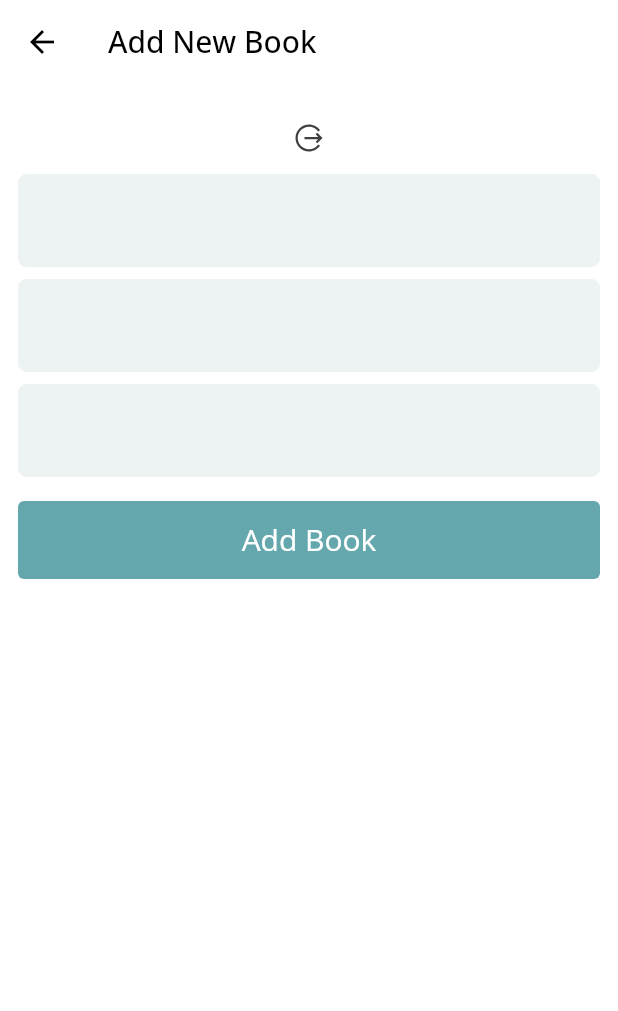
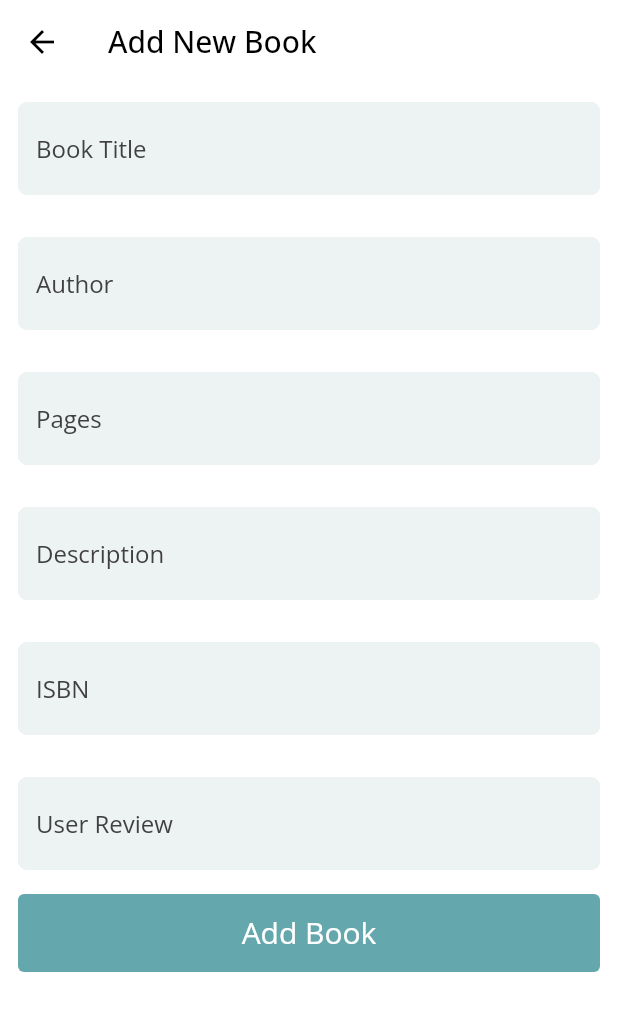
Before and after one commit to arpit-d/book_trakr, a Flutter app: the AddBookView screen opened directly, on a phone screen of 412 x 824 dp. Shown: the top 1011 px of the screen. Run offline on Flutter 3.47's test engine with Material 2 defaults, Android fonts, the phone set to English and light mode, and no system bars; our stand-ins replace bloc, cloud_firestore, equatable, firebase_auth, firebase_core, flutter_bloc and 4 more; missing offline and left inert: flow_builder; accounts and stored records are empty.

Commit message:
syncing changes

```diff
--- a/lib/app_observer.dart
+++ b/lib/app_observer.dart
@@ -9,17 +9,17 @@ class AppBlocObserver extends BlocObserver {
     print('onEvent $event');
   }
 
-  @override
-  void onChange(BlocBase bloc, Change change) {
-    super.onChange(bloc, change);
-    print('onChange $change');
-  }
+  // @override
+  // void onChange(BlocBase bloc, Change change) {
+  //   super.onChange(bloc, change);
+  //   print('onChange $change');
+  // }
 
-  @override
-  void onTransition(Bloc bloc, Transition transition) {
-    super.onTransition(bloc, transition);
-    print('onTransition $transition');
-  }
+  // @override
+  // void onTransition(Bloc bloc, Transition transition) {
+  //   super.onTransition(bloc, transition);
+  //   print('onTransition $transition');
+  // }
 
   @override
   void onError(BlocBase bloc, Object error, StackTrace stackTrace) {
--- a/lib/features/edit_book/bloc/edit_book_bloc.dart
+++ b/lib/features/edit_book/bloc/edit_book_bloc.dart
@@ -1,6 +1,7 @@
 import 'package:book_tracker/features/edit_book/model/book_model.dart';
 import 'package:book_tracker/features/edit_book/repository/book_repository.dart';
 import 'package:equatable/equatable.dart';
+import 'package:flutter/cupertino.dart';
 import 'package:flutter_bloc/flutter_bloc.dart';
 
 part 'edit_book_event.dart';
@@ -31,34 +32,38 @@ class EditBookBloc extends Bloc<EditBookEvent, EditBookState> {
 
   void _onPagesChanged(
       EditBookPagesChanged event, Emitter<EditBookState> emit) {
-    emit(state.copyWith(authors: event.pages));
+    final pages = int.tryParse(event.pages) ?? 0;
+    emit(state.copyWith(pages: pages));
   }
 
   void _onBookDescriptionChanged(
       EditBookDescriptionChanged event, Emitter<EditBookState> emit) {
-    emit(state.copyWith(authors: event.description));
+    emit(state.copyWith(description: event.description));
   }
 
   void _onBookIsbnChanged(
       EditBookIsbnChanged event, Emitter<EditBookState> emit) {
-    emit(state.copyWith(authors: event.isbn));
+    emit(state.copyWith(isbn: event.isbn));
   }
 
   void _onBookUserReviewChanged(
       EditBookUserReviewChanged event, Emitter<EditBookState> emit) {
-    emit(state.copyWith(authors: event.userReview));
+    emit(state.copyWith(userReview: event.userReview));
   }
 
   void _onBookSubmitted(EditBookSubmit event, Emitter<EditBookState> emit) {
+    final book = BookModel(
+      title: state.title,
+      authors: state.authors,
+      pages: state.pages,
+      description: state.description,
+      isbn: state.isbn,
+      userReview: state.userReview,
+    );
+    debugPrint(book.toString());
+
     try {
-      final book = BookModel(
-          title: state.title,
-          authors: state.authors,
-          pages: state.pages,
-          description: state.description,
-          isbn: state.isbn,
-          userReview: state.userReview);
       _bookRepository.addBook(book);
-    } catch (e) {}
+    } finally {}
   }
 }
--- a/lib/features/edit_book/bloc/edit_book_state.dart
+++ b/lib/features/edit_book/bloc/edit_book_state.dart
@@ -1,4 +1,14 @@
 part of 'edit_book_bloc.dart';
+
+// enum EditBookFormStatus {
+//   invalid('Please add atleast book title & authors'),
+//   initial(''),
+//   valid('Added Book Succesfully!'),
+//   loading('Adding Book');
+
+//   const EditBookFormStatus(this.message);
+//   final String message;
+// }
 
 class EditBookState extends Equatable {
   final String title;
@@ -7,6 +17,7 @@ class EditBookState extends Equatable {
   final String description;
   final String isbn;
   final String userReview;
+//  final EditBookFormStatus editBookFormStatus;
   const EditBookState({
     required this.title,
     required this.authors,
@@ -14,6 +25,7 @@ class EditBookState extends Equatable {
     this.description = '',
     this.isbn = '',
     this.userReview = '',
+//    this.editBookFormStatus = EditBookFormStatus.initial,
   });
 
   EditBookState copyWith({
@@ -23,6 +35,7 @@ class EditBookState extends Equatable {
     String? description,
     String? isbn,
     String? userReview,
+    //  EditBookFormStatus? editBookFormStatus,
   }) {
     return EditBookState(
       title: title ?? this.title,
@@ -31,28 +44,7 @@ class EditBookState extends Equatable {
       description: description ?? this.description,
       isbn: isbn ?? this.isbn,
       userReview: userReview ?? this.userReview,
-    );
-  }
-
-  Map<String, dynamic> toMap() {
-    return <String, dynamic>{
-      'title': title,
-      'authors': authors,
-      'pages': pages,
-      'description': description,
-      'isbn': isbn,
-      'userReview': userReview,
-    };
-  }
-
-  factory EditBookState.fromMap(Map<String, dynamic> map) {
-    return EditBookState(
-      title: map['title'] as String,
-      authors: map['authors'] as String,
-      pages: map['pages'] as int,
-      description: map['subtitle'] as String,
-      isbn: map['isbn'] as String,
-      userReview: map['userReview'] as String,
+      //     editBookFormStatus: editBookFormStatus ?? this.editBookFormStatus
     );
   }
 
@@ -61,6 +53,14 @@ class EditBookState extends Equatable {
 
   @override
   List<Object> get props {
-    return [title, authors, pages, description, isbn, userReview];
+    return [
+      title,
+      authors,
+      pages,
+      description,
+      isbn,
+      userReview,
+      //     editBookFormStatus
+    ];
   }
 }
--- a/lib/features/edit_book/view/add_book/add_book_form.dart
+++ b/lib/features/edit_book/view/add_book/add_book_form.dart
@@ -1,58 +1,208 @@
 import 'package:flutter/material.dart';
+import 'package:flutter/services.dart';
 import 'package:flutter_bloc/flutter_bloc.dart';
 
 import '../../../../core/utils/utils.dart';
-import '../../../../core/styles/styles.dart';
 import '../../../../core/widgets/widgets.dart';
-import '../../../app/blocs/app_bloc/app_bloc.dart';
 import '../../bloc/edit_book_bloc.dart';
 
 class AddBookForm extends StatelessWidget {
   const AddBookForm({Key? key}) : super(key: key);
-  static final _formKey = GlobalKey<FormState>();
+
+  @override
+  Widget build(BuildContext context) {
+    return BlocListener<EditBookBloc, EditBookState>(
+      listener: (context, state) {},
+      child: SingleChildScrollView(
+        child: Padding(
+          padding: const EdgeInsets.all(12.0),
+          child: Column(
+            children: const [
+              _BookTitleInput(),
+              gapH4,
+              _AuthorInput(),
+              gapH4,
+              _PagesInput(),
+              gapH4,
+              _DescriptionInput(),
+              gapH4,
+              _IsbnInput(),
+              gapH4,
+              _UserReview(),
+              gapH16,
+              _SubmitBookButton(),
+            ],
+          ),
+        ),
+      ),
+    );
+  }
+}
+
+class _SubmitBookButton extends StatelessWidget {
+  const _SubmitBookButton({
+    Key? key,
+  }) : super(key: key);
+
+  @override
+  Widget build(BuildContext context) {
+    return SquareButton(
+      title: 'Add Book',
+      onPressed: () {
+        context.read<EditBookBloc>().add(const EditBookSubmit());
+      },
+      isDisabled: false,
+    );
+  }
+}
+
+class _UserReview extends StatelessWidget {
+  const _UserReview({
+    Key? key,
+  }) : super(key: key);
 
   @override
   Widget build(BuildContext context) {
     return BlocBuilder<EditBookBloc, EditBookState>(
+      buildWhen: (previous, current) =>
+          previous.userReview != current.userReview,
       builder: (context, state) {
-        return Form(
-          key: _formKey,
-          child: Column(
-            children: [
-              IconButton(
-                onPressed: () {
-                  context.read<AppBloc>().add(AppLogoutRequested());
-                },
-                icon: const Icon(
-                  signOutIcon,
-                  color: AppColors.darkGreyColor,
-                ),
-              ),
-              TextFormField(
-                onChanged: (val) => BlocProvider.of<EditBookBloc>(context)
-                    .add(EditBookTitleChanged(val)),
-              ),
-              gapH8,
-              TextFormField(
-                onChanged: (val) => BlocProvider.of<EditBookBloc>(context)
-                    .add(EditBookAuthorsChanged(val)),
-              ),
-              gapH8,
-              TextFormField(),
-              gapH16,
-              SquareButton(
-                title: 'Add Book',
-                onPressed: () {
-                  // context
-                  //     .read<BookOverviewBloc>()
-                  //     .add(const BookOverviewAddDataToDb());
-                },
-                isDisabled: false,
-              ),
-            ],
+        return TextFormField(
+          keyboardType: TextInputType.text,
+          textCapitalization: TextCapitalization.words,
+          decoration: const InputDecoration(
+            labelText: 'User Review',
           ),
+          onChanged: (val) =>
+              context.read<EditBookBloc>().add(EditBookUserReviewChanged(val)),
         );
       },
     );
   }
 }
+
+class _IsbnInput extends StatelessWidget {
+  const _IsbnInput({
+    Key? key,
+  }) : super(key: key);
+
+  @override
+  Widget build(BuildContext context) {
+    return BlocBuilder<EditBookBloc, EditBookState>(
+      buildWhen: (previous, current) => previous.isbn != current.isbn,
+      builder: (context, state) {
+        return TextFormField(
+          inputFormatters: [FilteringTextInputFormatter.digitsOnly],
+          keyboardType: TextInputType.number,
+          decoration: const InputDecoration(
+            labelText: 'ISBN',
+            helperText: '',
+          ),
+          onChanged: (val) =>
+              context.read<EditBookBloc>().add(EditBookIsbnChanged(val)),
+        );
+      },
+    );
+  }
+}
+
+class _DescriptionInput extends StatelessWidget {
+  const _DescriptionInput({
+    Key? key,
+  }) : super(key: key);
+
+  @override
+  Widget build(BuildContext context) {
+    return BlocBuilder<EditBookBloc, EditBookState>(
+      buildWhen: (previous, current) =>
+          previous.description != current.description,
+      builder: (context, state) {
+        return TextFormField(
+          keyboardType: TextInputType.text,
+          textCapitalization: TextCapitalization.sentences,
+          decoration: const InputDecoration(
+            labelText: 'Description',
+            helperText: '',
+          ),
+          onChanged: (val) =>
+              context.read<EditBookBloc>().add(EditBookDescriptionChanged(val)),
+        );
+      },
+    );
+  }
+}
+
+class _PagesInput extends StatelessWidget {
+  const _PagesInput({
+    Key? key,
+  }) : super(key: key);
+
+  @override
+  Widget build(BuildContext context) {
+    return BlocBuilder<EditBookBloc, EditBookState>(
+      buildWhen: (previous, current) => previous.pages != current.pages,
+      builder: (context, state) {
+        return TextFormField(
+          inputFormatters: [FilteringTextInputFormatter.digitsOnly],
+          keyboardType: TextInputType.number,
+          decoration: const InputDecoration(
+            labelText: 'Pages',
+            helperText: '',
+          ),
+          onChanged: (val) =>
+              context.read<EditBookBloc>().add(EditBookPagesChanged(val)),
+        );
+      },
+    );
+  }
+}
+
+class _AuthorInput extends StatelessWidget {
+  const _AuthorInput({
+    Key? key,
+  }) : super(key: key);
+
+  @override
+  Widget build(BuildContext context) {
+    return BlocBuilder<EditBookBloc, EditBookState>(
+      buildWhen: (previous, current) => previous.authors != current.authors,
+      builder: (context, state) {
+        return TextFormField(
+          keyboardType: TextInputType.name,
+          textCapitalization: TextCapitalization.words,
+          decoration: const InputDecoration(
+            labelText: 'Author',
+            helperText: '',
+          ),
+          onChanged: (val) =>
+              context.read<EditBookBloc>().add(EditBookAuthorsChanged(val)),
+        );
+      },
+    );
+  }
+}
+
+class _BookTitleInput extends StatelessWidget {
+  const _BookTitleInput({
+    Key? key,
+  }) : super(key: key);
+
+  @override
+  Widget build(BuildContext context) {
+    return BlocBuilder<EditBookBloc, EditBookState>(
+      buildWhen: (previous, current) => previous.title != current.title,
+      builder: (context, state) {
+        return TextFormField(
+          keyboardType: TextInputType.name,
+          textCapitalization: TextCapitalization.words,
+          decoration: const InputDecoration(
+            labelText: 'Book Title',
+            helperText: '',
+          ),
+          onChanged: (val) =>
+              context.read<EditBookBloc>().add(EditBookTitleChanged(val)),
+        );
+      },
+    );
+  }
+}
--- a/lib/features/edit_book/view/add_book/add_book_view.dart
+++ b/lib/features/edit_book/view/add_book/add_book_view.dart
@@ -18,10 +18,7 @@ class AddBookView extends StatelessWidget {
       body: BlocProvider(
         create: (_) =>
             EditBookBloc(bookRepository: context.read<BookRepository>()),
-        child: const Padding(
-          padding: EdgeInsets.all(12.0),
-          child: AddBookForm(),
-        ),
+        child: const AddBookForm(),
       ),
     );
   }
```
